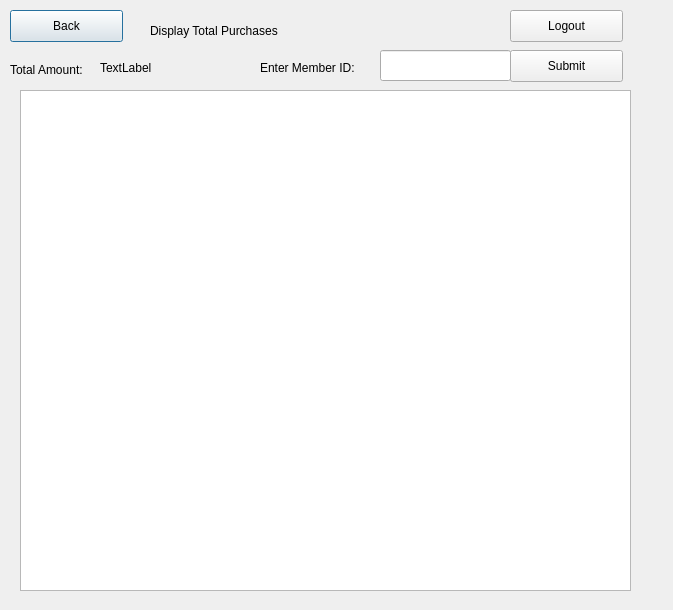
This is QtGui/displayPurchases.ui in Tligtvoet/goat-bulk as Qt 5 draws it before an edit. The edited form follows.
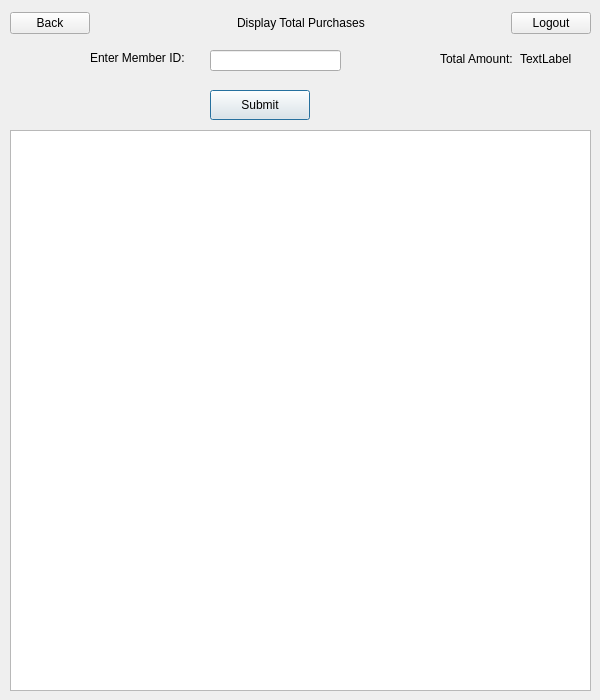
This is the edited form.

The edit to the form file:
```diff
--- a/QtGui/displayPurchases.ui
+++ b/QtGui/displayPurchases.ui
@@ -6,67 +6,46 @@
    <rect>
     <x>0</x>
     <y>0</y>
-    <width>673</width>
-    <height>610</height>
+    <width>600</width>
+    <height>700</height>
    </rect>
   </property>
+  <property name="minimumSize">
+   <size>
+    <width>600</width>
+    <height>700</height>
+   </size>
+  </property>
+  <property name="maximumSize">
+   <size>
+    <width>600</width>
+    <height>700</height>
+   </size>
+  </property>
   <property name="windowTitle">
    <string>Dialog</string>
   </property>
-  <widget class="QPushButton" name="pushButton">
-   <property name="geometry">
-    <rect>
-     <x>10</x>
-     <y>10</y>
-     <width>113</width>
-     <height>32</height>
-    </rect>
-   </property>
-   <property name="text">
-    <string>Back</string>
-   </property>
-  </widget>
-  <widget class="QPushButton" name="pushButton_2">
-   <property name="geometry">
-    <rect>
-     <x>510</x>
-     <y>10</y>
-     <width>113</width>
-     <height>32</height>
-    </rect>
-   </property>
-   <property name="text">
-    <string>Logout</string>
-   </property>
-  </widget>
-  <widget class="QLabel" name="label">
-   <property name="geometry">
-    <rect>
-     <x>150</x>
-     <y>20</y>
-     <width>181</width>
-     <height>21</height>
-    </rect>
-   </property>
-   <property name="text">
-    <string>Display Total Purchases</string>
-   </property>
-  </widget>
   <widget class="QTableWidget" name="tableWidget">
    <property name="geometry">
     <rect>
-     <x>20</x>
-     <y>90</y>
-     <width>611</width>
-     <height>501</height>
+     <x>10</x>
+     <y>130</y>
+     <width>581</width>
+     <height>561</height>
     </rect>
    </property>
+   <property name="sizePolicy">
+    <sizepolicy hsizetype="Fixed" vsizetype="Fixed">
+     <horstretch>0</horstretch>
+     <verstretch>0</verstretch>
+    </sizepolicy>
+   </property>
   </widget>
   <widget class="QLabel" name="label_2">
    <property name="geometry">
     <rect>
-     <x>260</x>
-     <y>60</y>
+     <x>90</x>
+     <y>50</y>
      <width>111</width>
      <height>16</height>
     </rect>
@@ -78,51 +57,110 @@
   <widget class="QLineEdit" name="lineEdit_id">
    <property name="geometry">
     <rect>
-     <x>380</x>
+     <x>210</x>
      <y>50</y>
      <width>131</width>
-     <height>31</height>
+     <height>21</height>
     </rect>
    </property>
   </widget>
   <widget class="QPushButton" name="pushButton_3">
    <property name="geometry">
     <rect>
-     <x>510</x>
-     <y>50</y>
-     <width>113</width>
-     <height>32</height>
+     <x>210</x>
+     <y>90</y>
+     <width>100</width>
+     <height>30</height>
     </rect>
    </property>
    <property name="text">
     <string>Submit</string>
    </property>
   </widget>
-  <widget class="QLabel" name="label_3">
+  <widget class="QWidget" name="">
    <property name="geometry">
     <rect>
      <x>10</x>
-     <y>60</y>
-     <width>91</width>
-     <height>20</height>
+     <y>10</y>
+     <width>581</width>
+     <height>26</height>
     </rect>
    </property>
-   <property name="text">
-    <string>Total Amount:</string>
-   </property>
+   <layout class="QHBoxLayout" name="horizontalLayout">
+    <item>
+     <widget class="QPushButton" name="pushButton">
+      <property name="text">
+       <string>Back</string>
+      </property>
+     </widget>
+    </item>
+    <item>
+     <spacer name="horizontalSpacer">
+      <property name="orientation">
+       <enum>Qt::Horizontal</enum>
+      </property>
+      <property name="sizeHint" stdset="0">
+       <size>
+        <width>40</width>
+        <height>20</height>
+       </size>
+      </property>
+     </spacer>
+    </item>
+    <item>
+     <widget class="QLabel" name="label">
+      <property name="text">
+       <string>Display Total Purchases</string>
+      </property>
+     </widget>
+    </item>
+    <item>
+     <spacer name="horizontalSpacer_2">
+      <property name="orientation">
+       <enum>Qt::Horizontal</enum>
+      </property>
+      <property name="sizeHint" stdset="0">
+       <size>
+        <width>40</width>
+        <height>20</height>
+       </size>
+      </property>
+     </spacer>
+    </item>
+    <item>
+     <widget class="QPushButton" name="pushButton_2">
+      <property name="text">
+       <string>Logout</string>
+      </property>
+     </widget>
+    </item>
+   </layout>
   </widget>
-  <widget class="QLabel" name="label_4">
+  <widget class="QWidget" name="">
    <property name="geometry">
     <rect>
-     <x>100</x>
-     <y>60</y>
-     <width>60</width>
-     <height>16</height>
+     <x>440</x>
+     <y>50</y>
+     <width>154</width>
+     <height>18</height>
     </rect>
    </property>
-   <property name="text">
-    <string>TextLabel</string>
-   </property>
+   <layout class="QHBoxLayout" name="horizontalLayout_2">
+    <item>
+     <widget class="QLabel" name="label_3">
+      <property name="text">
+       <string>Total Amount:</string>
+      </property>
+     </widget>
+    </item>
+    <item>
+     <widget class="QLabel" name="label_4">
+      <property name="text">
+       <string>TextLabel</string>
+      </property>
+     </widget>
+    </item>
+   </layout>
   </widget>
  </widget>
  <resources/>
```
